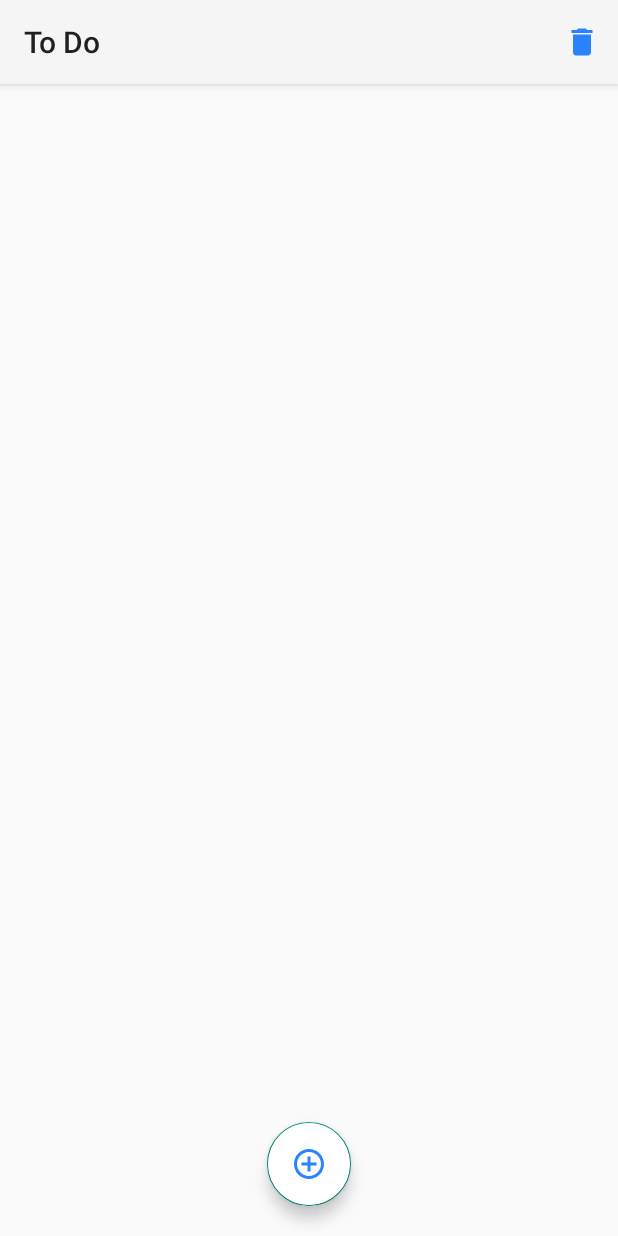
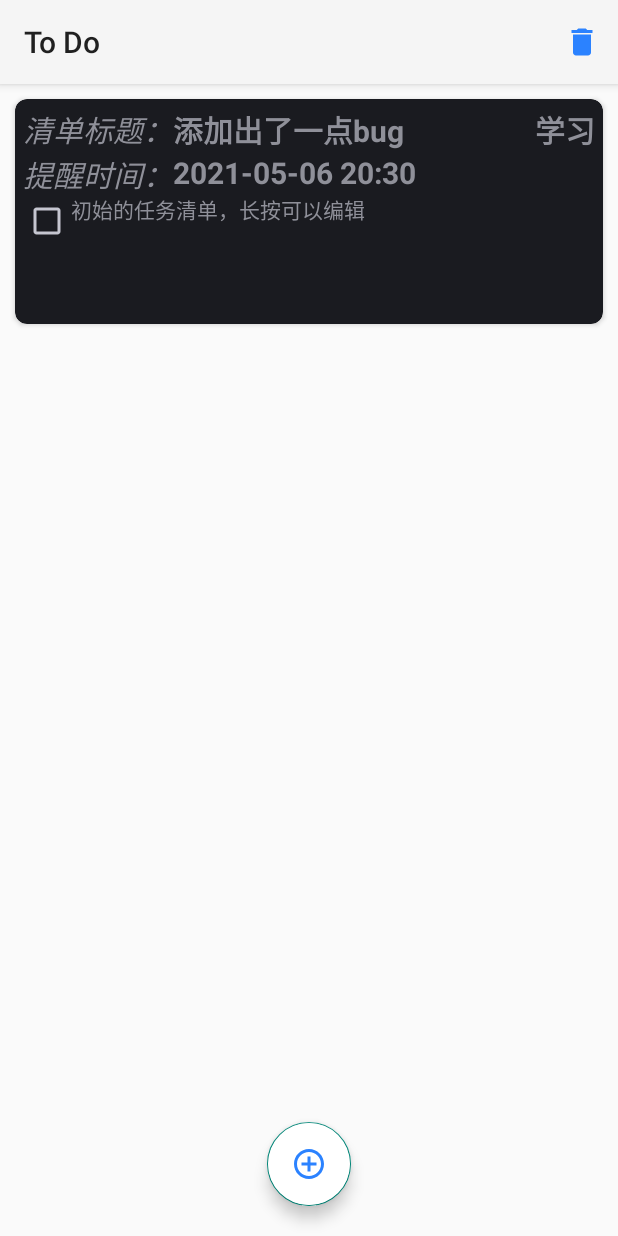
Before and after one commit to ZackH2002/to-do, an Android app: the screen it shows after launch (MainActivity), on a phone screen of 412 x 824 dp. Run offline under Robolectric (Android 15) with nearby library versions, the phone set to English and light mode, and no system bars.

Commit message:
最终版，还是有很多bug

```diff
--- a/app/src/main/java/com/example/todo/CRUD.java
+++ b/app/src/main/java/com/example/todo/CRUD.java
@@ -19,6 +19,7 @@ public class CRUD {
             RecordDatabase.TITLE,
             RecordDatabase.TIME,
             RecordDatabase.CONTENT,
+            //RecordDatabase.CHECKED,
             RecordDatabase.MODE
     };
 
@@ -41,6 +42,7 @@ public class CRUD {
         contentValues.put(RecordDatabase.CONTENT, record.getContent());
         contentValues.put(RecordDatabase.TIME, record.getTime());
         contentValues.put(RecordDatabase.MODE, record.getTag());
+        //contentValues.put(RecordDatabase.CHECKED,record.getCheck());
         long insetId = db.insert(RecordDatabase.TABLE_NAME, null, contentValues);
         record.setId(insetId);
         return record;
@@ -67,6 +69,7 @@ public class CRUD {
                 record.setContent(cursor.getString(cursor.getColumnIndex(RecordDatabase.CONTENT)));
                 record.setTime(cursor.getString(cursor.getColumnIndex(RecordDatabase.TIME)));
                 record.setTag(cursor.getString(cursor.getColumnIndex(RecordDatabase.MODE)));
+                //record.setCheck(cursor.getString(cursor.getColumnIndex(RecordDatabase.CHECKED)));
                 records.add(record);
 
 
@@ -82,6 +85,7 @@ public class CRUD {
         contentValues.put(RecordDatabase.CONTENT, record.getContent());
         contentValues.put(RecordDatabase.TIME, record.getTime());
         contentValues.put(RecordDatabase.MODE, record.getTag());
+       // contentValues.put(RecordDatabase.CHECKED,record.getCheck());
         return db.update(RecordDatabase.TABLE_NAME, contentValues, RecordDatabase.ID + "=?", new String[]{
                 String.valueOf(record.getId())
         });
--- a/app/src/main/java/com/example/todo/MainActivity.java
+++ b/app/src/main/java/com/example/todo/MainActivity.java
@@ -6,12 +6,14 @@ import androidx.appcompat.widget.Toolbar;
 import android.app.AlarmManager;
 import android.content.Context;
 import android.content.Intent;
+import android.graphics.Color;
 import android.os.Bundle;
 import android.util.Log;
 import android.view.Menu;
 import android.view.View;
 import android.widget.Adapter;
 import android.widget.AdapterView;
+import android.widget.CheckBox;
 import android.widget.EditText;
 import android.widget.ListView;
 import android.widget.TextView;
@@ -21,11 +23,11 @@ import com.google.android.material.floatingactionbutton.FloatingActionButton;
 import java.util.ArrayList;
 import java.util.List;
 
-public class MainActivity extends AppCompatActivity implements AdapterView.OnItemClickListener{
+public class MainActivity extends AppCompatActivity {
     private RecordDatabase dbHelper;
     private Context context = this;
     private RecordAdapter adapter;
-    private List<Record> recordList= new ArrayList<>();
+    private List<Record> recordList = new ArrayList<>();
 
     TextView textView;
     private ListView lv;
@@ -39,12 +41,14 @@ public class MainActivity extends AppCompatActivity implements AdapterView.OnIte
         setContentView(R.layout.activity_main);
         btn_new = (FloatingActionButton) findViewById(R.id.Btn_new);
         lv = findViewById(R.id.lv);
-        adapter = new RecordAdapter(getApplicationContext(),recordList);
+        adapter = new RecordAdapter(getApplicationContext(), recordList);
         lv.setAdapter(adapter);
-        lv.setOnItemClickListener(this);
+        cun();
+        CheckBox checkBox = (CheckBox) findViewById(R.id.checkBox);
         Toolbar myToolbar = (Toolbar) findViewById(R.id.my_toolbar);
         setSupportActionBar(myToolbar);
         refreshListView();
+
         //闹钟管理器
         alarmManager = (AlarmManager) getSystemService(Context.ALARM_SERVICE);
 
@@ -56,6 +60,37 @@ public class MainActivity extends AppCompatActivity implements AdapterView.OnIte
                 startActivityForResult(intent, 0);
             }
         });
+        lv.setOnItemClickListener(new AdapterView.OnItemClickListener() {        //点击事件
+            @Override
+            public void onItemClick(AdapterView<?> parent, View view, int position, long id) {
+                Record record = (Record) parent.getItemAtPosition(position);
+//                String isCheck=record.getCheck();
+//                if (isCheck=="1"){
+                TextView textView3 = new TextView(getApplicationContext());
+                textView3.setTextColor(getResources().getColor(android.R.color.darker_gray));
+//                }else {
+//                    isCheck ="0";
+//                    record.setCheck(isCheck);
+//                }
+            }
+        });
+
+        lv.setOnItemLongClickListener(new AdapterView.OnItemLongClickListener() {       //长按事件
+            @Override
+            public boolean onItemLongClick(AdapterView<?> parent, View view, int position, long id) {
+                Record record = (Record) parent.getItemAtPosition(position);
+                Intent intent = new Intent(MainActivity.this, EditActivity.class);
+                intent.putExtra("title", record.getTitle());
+                intent.putExtra("time", record.getTime());
+                intent.putExtra("main", record.getContent());
+                intent.putExtra("mode", 3);//点击的mode值
+                intent.putExtra("tag", record.getTag());
+                intent.putExtra("id", record.getId());
+                startActivityForResult(intent, 1);
+                return true;
+            }
+        });
+
     }
 
     @Override
@@ -71,7 +106,7 @@ public class MainActivity extends AppCompatActivity implements AdapterView.OnIte
             String time = data.getStringExtra("time");
             String title = data.getStringExtra("title");
             String tag = data.getStringExtra("tag");
-            //String check = data.getStringExtra("check");
+            String check = data.getStringExtra("check");
             Record newRecord = new Record(title, main, time, tag);
             newRecord.setId(record_id);
             CRUD crud = new CRUD(context);
@@ -79,19 +114,19 @@ public class MainActivity extends AppCompatActivity implements AdapterView.OnIte
             crud.updateRecord(newRecord);
             crud.close();
 
-        }else if (returnMode==0){
+        } else if (returnMode == 0) {
             //新建record
             String main = data.getStringExtra("main");
             String time = data.getStringExtra("time");
             String title = data.getStringExtra("title");
             String tag = data.getStringExtra("tag");
-            //String check = data.getStringExtra("check");
+            String check = data.getStringExtra("check");
             Record record = new Record(title, main, time, tag);
             CRUD crud = new CRUD(context);
             crud.open();
             crud.addRecord(record);
             crud.close();
-        }else if (returnMode==2){//删除
+        } else if (returnMode == 2) {//删除
             Record record = new Record();
             record.setId(record_id);
             CRUD crud = new CRUD(context);
@@ -104,27 +139,15 @@ public class MainActivity extends AppCompatActivity implements AdapterView.OnIte
         super.onActivityResult(requestCode, resultCode, data);
     }
 
-    public void refreshListView(){
+    public void refreshListView() {
         CRUD crud = new CRUD(context);
         crud.open();
-        if(recordList.size()>0)recordList.clear();
+        if (recordList.size() > 0) recordList.clear();
         recordList.addAll(crud.getAllRecord());
         crud.close();
         adapter.notifyDataSetChanged();
     }
 
-    @Override
-    public void onItemClick(AdapterView<?> parent, View view, int position, long id) {
-        Record record = (Record) parent.getItemAtPosition(position);
-        Intent intent = new Intent(MainActivity.this, EditActivity.class);
-        intent.putExtra("title", record.getTitle());
-        intent.putExtra("time", record.getTime());
-        intent.putExtra("main", record.getContent());
-        intent.putExtra("mode", 3);//点击的mode值
-        intent.putExtra("tag", record.getTag());
-        intent.putExtra("id", record.getId());
-        startActivityForResult(intent, 1);
-    }
     @Override
     public boolean onCreateOptionsMenu(Menu menu) {
 
@@ -132,4 +155,16 @@ public class MainActivity extends AppCompatActivity implements AdapterView.OnIte
 
         return true;
     }
+
+    public void cun() {
+        String main = "初始的任务清单，长按可以编辑";
+        String time = "2021-05-06 20:30";
+        String title = "添加出了一点bug";
+        String tag = "学习";
+        Record record = new Record(title, main, time, tag);
+        CRUD crud = new CRUD(context);
+        crud.open();
+        crud.addRecord(record);
+        crud.close();
+    }
 }
--- a/app/src/main/java/com/example/todo/RecordDatabase.java
+++ b/app/src/main/java/com/example/todo/RecordDatabase.java
@@ -12,10 +12,10 @@ public class RecordDatabase extends SQLiteOpenHelper {
     public static final String CONTENT = "content";
     public static final String TIME = "time";
     public static final String MODE = "mode";
-    //public static final String CHECK = "check";
+    //public static final String CHECKED = "checked";
 
     public RecordDatabase(Context context) {
-        super(context, TABLE_NAME, null, 4);
+        super(context, TABLE_NAME, null, 7);
     }
 
     @Override
@@ -25,8 +25,8 @@ public class RecordDatabase extends SQLiteOpenHelper {
                 + ID + " INTEGER PRIMARY KEY AUTOINCREMENT,"
                 + TITLE + " TEXT NOT NULL,"
                 + CONTENT + " TEXT NOT NULL,"
-                + TIME + " TEXT NOT NULL,"
-                + MODE + " INTEGER DEFAULT 1)"
+                + TIME + " TEXT NOT NULL," + MODE + " INTEGER DEFAULT 1)"
+                 //CHECKED + " INTEGER DEFAULT 1)"
         );
     }
 
--- a/app/src/main/res/layout/record_layout.xml
+++ b/app/src/main/res/layout/record_layout.xml
@@ -54,13 +54,17 @@
                 android:textStyle="bold"
                 android:textSize="20sp"
                 android:layout_alignParentEnd="true"/>
-<!--            <CheckBox-->
-<!--                android:id="@+id/checkBox"-->
-<!--                android:layout_below="@+id/tv_title"-->
-<!--                android:layout_width="wrap_content"-->
-<!--                android:layout_height="wrap_content" />-->
+            <CheckBox
+                android:id="@+id/checkBox"
+                android:layout_below="@+id/list_time"
+                android:layout_width="wrap_content"
+                android:layout_height="wrap_content"
+                android:clickable="false"
+                android:focusable="false"
+                android:focusableInTouchMode="false"/>
 
             <TextView
+                android:layout_toRightOf="@+id/checkBox"
                 android:id="@+id/tv_content"
                 android:layout_width="match_parent"
                 android:layout_height="match_parent"
--- a/app/src/main/res/values/colors.xml
+++ b/app/src/main/res/values/colors.xml
@@ -7,4 +7,5 @@
     <color name="teal_700">#FF018786</color>
     <color name="black">#FF000000</color>
     <color name="white">#FFFFFFFF</color>
+    <color name="gray">#758a99</color>
 </resources>
```
Also changed, not shown: 1 other file.
